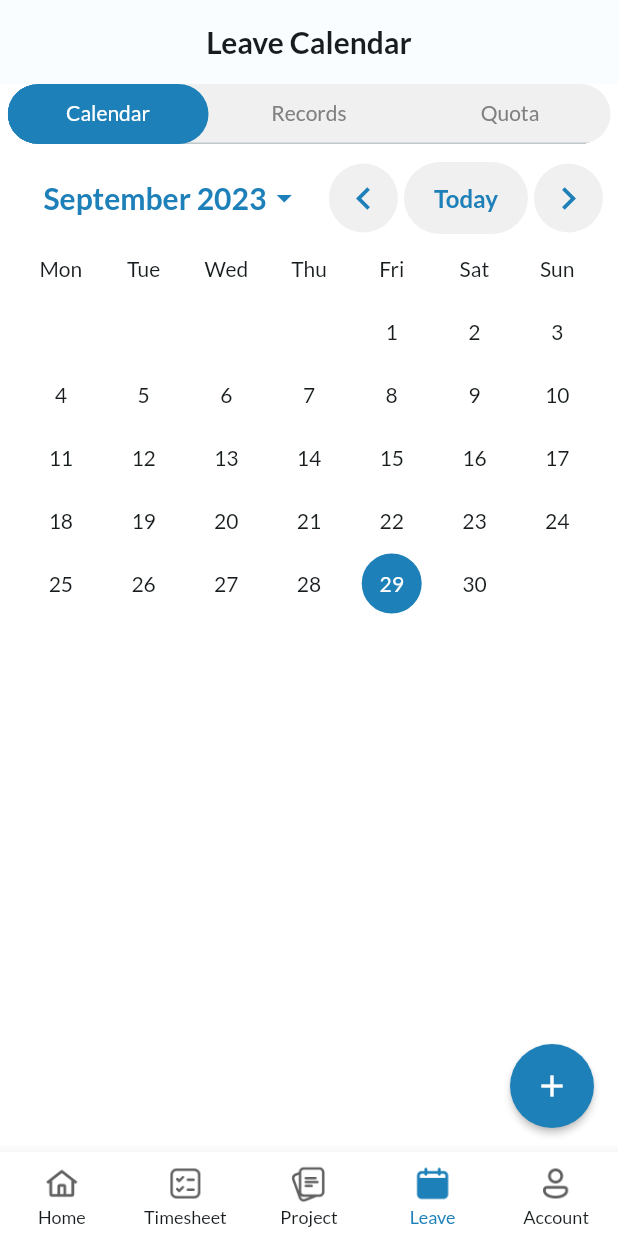
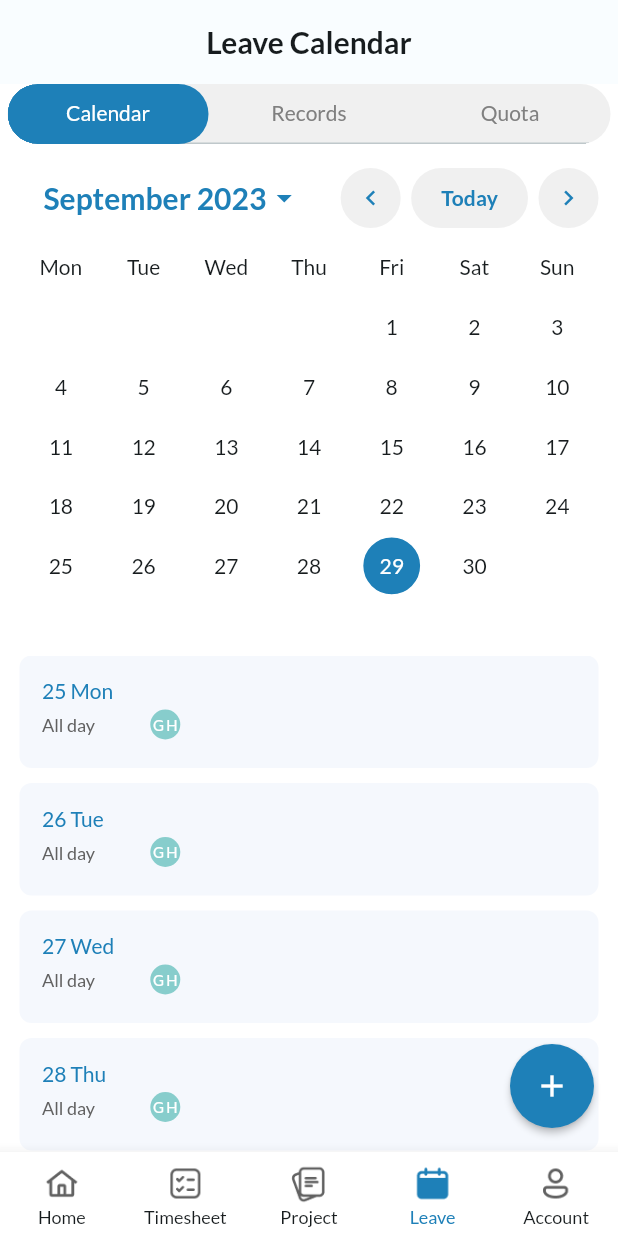
Before and after one commit to vlerbron/timesheet, a Flutter app: the screen it shows once a user with an empty profile is signed in, item 4 of the bottom bar chosen, on a phone screen of 412 x 824 dp. Run offline on Flutter 3.47's test engine with Material 2 defaults, Android fonts, the phone set to English and light mode, and no system bars; drawn by our look-alikes of scrollable_positioned_list; our stand-ins replace firebase_auth, firebase_core, flutter_riverpod, google_fonts; accounts and stored records are empty.

Commit message:
add leave of the selected week

```diff
--- /dev/null
+++ b/lib/models/employee_model.dart
@@ -0,0 +1,21 @@
+class Employee {
+  Employee(
+      {required this.firstName,
+      this.lastName,
+      required this.nickname,
+      required this.employeeStartDate})
+      : actualWorkPeriod = DateTime.now().difference(employeeStartDate);
+  String firstName;
+  String? lastName;
+  String nickname;
+  DateTime employeeStartDate;
+  Duration actualWorkPeriod;
+
+  String get avatarText {
+    String displayText = firstName[0].toUpperCase();
+    if (lastName != null) {
+      displayText += lastName![0].toUpperCase();
+    }
+    return displayText;
+  }
+}
--- /dev/null
+++ b/lib/models/leave_model.dart
@@ -0,0 +1,37 @@
+import 'dart:io';
+import 'package:flutter/material.dart';
+import 'package:timesheet/models/employee_model.dart';
+
+enum LeaveTypes { sick, annual, personal, special, withoutPay, holiday }
+
+Map<LeaveTypes, Color> leaveTypesColor = {
+  LeaveTypes.sick: const Color.fromRGBO(227, 141, 151, 1),
+  LeaveTypes.annual: const Color.fromRGBO(135, 205, 204, 1),
+  LeaveTypes.personal: const Color.fromRGBO(226, 212, 105, 1),
+  LeaveTypes.special: const Color.fromRGBO(173, 173, 173, 1),
+  LeaveTypes.withoutPay: const Color.fromRGBO(191, 132, 181, 1),
+  LeaveTypes.holiday: const Color.fromRGBO(244, 211, 209, 1)
+};
+
+enum LeaveHours { allday, morning, afternoon }
+
+class Leave {
+  Leave(
+      {required this.startDate,
+      required this.endDate,
+      required this.leaveHour,
+      required this.leaveType,
+      required this.employee}) {
+    totalLeaveDays = endDate.difference(startDate).inDays * 1.0;
+  }
+
+  DateTime startDate;
+  DateTime endDate;
+  LeaveTypes? leaveType;
+  bool? isUrgent;
+  LeaveHours? leaveHour;
+  String? taskDetails;
+  List<File>? attachment;
+  double? totalLeaveDays;
+  Employee employee;
+}
--- a/lib/pages/leave_tabs/calendar_tab.dart
+++ b/lib/pages/leave_tabs/calendar_tab.dart
@@ -1,8 +1,26 @@
 import 'package:flutter/material.dart';
+import 'package:flutter_riverpod/flutter_riverpod.dart';
+import 'package:timesheet/providers/selected_date_provider.dart';
 import 'package:timesheet/widgets/custom_calendar_date_picker.dart';
+import 'package:scrollable_positioned_list/scrollable_positioned_list.dart';
+import 'package:timesheet/widgets/leave/leave_listview.dart';
 
-class CalendarTab extends StatelessWidget {
+class CalendarTab extends ConsumerStatefulWidget {
   const CalendarTab({super.key});
+
+  @override
+  ConsumerState<CalendarTab> createState() => _CalendarTabState();
+}
+
+class _CalendarTabState extends ConsumerState<CalendarTab> {
+  late DateTime sundayOfTheweek;
+  final ItemScrollController itemScrollController = ItemScrollController();
+  final ScrollOffsetController scrollOffsetController =
+      ScrollOffsetController();
+  final ItemPositionsListener itemPositionsListener =
+      ItemPositionsListener.create();
+  final ScrollOffsetListener scrollOffsetListener =
+      ScrollOffsetListener.create();
 
   @override
   Widget build(BuildContext context) {
@@ -12,11 +30,25 @@ class CalendarTab extends StatelessWidget {
           height: 10,
         ),
         Expanded(
-            child: CustomCalendarDatePicker(
-                initialDate: DateTime.now(),
-                firstDate: DateTime(DateTime.now().year - 5),
-                lastDate: DateTime(DateTime.now().year + 5),
-                onDateChanged: (selectedDate) {})),
+          child: CustomCalendarDatePicker(
+              initialDate: DateTime.now(),
+              firstDate: DateTime(DateTime.now().year - 5),
+              lastDate: DateTime(DateTime.now().year + 5),
+              onDateChanged: (selectedDate) {
+                ref
+                    .read(selectedDateProvider.notifier)
+                    .onSelectDate(selectedDate);
+                itemScrollController.jumpTo(
+                  index: selectedDate.weekday - 1,
+                );
+              }),
+        ),
+        LeaveListView(
+          itemPositionsListener: itemPositionsListener,
+          itemScrollController: itemScrollController,
+          scrollOffsetController: scrollOffsetController,
+          scrollOffsetListener: scrollOffsetListener,
+        )
       ],
     );
   }
--- /dev/null
+++ b/lib/providers/leaves_provider.dart
@@ -0,0 +1,51 @@
+import 'package:flutter_riverpod/flutter_riverpod.dart';
+import 'package:timesheet/data/dummy_leaves.dart';
+import 'package:timesheet/providers/selected_date_provider.dart';
+
+final leavesProvider = Provider((ref) {
+  return dummyLeaves;
+});
+
+final filteredLeaveProvider = Provider((ref) {
+  final leaves = ref.watch(leavesProvider);
+  final sundayOfTheweek = ref.watch(selectedDateProvider);
+  final saturdayOfTheweek = sundayOfTheweek.add(const Duration(days: 6));
+  return leaves.where((leave) {
+    ///leave within this week
+    if ((leave.startDate.isAtSameMomentAs(sundayOfTheweek) ||
+            leave.startDate.isAfter(sundayOfTheweek)) &&
+        (leave.endDate.isAtSameMomentAs(saturdayOfTheweek) ||
+            leave.endDate.isBefore(saturdayOfTheweek))) {
+      return true;
+    }
+
+    ///leave start before and end after this week
+    else if ((leave.startDate.isAtSameMomentAs(sundayOfTheweek) ||
+            leave.startDate.isBefore(sundayOfTheweek)) &&
+        (leave.endDate.isAtSameMomentAs(saturdayOfTheweek) ||
+            leave.endDate.isAfter(saturdayOfTheweek))) {
+      return true;
+    }
+
+    ///leave start before and end within this week
+    else if ((leave.startDate.isAtSameMomentAs(sundayOfTheweek) ||
+            leave.startDate.isBefore(sundayOfTheweek)) &&
+        (leave.endDate.isAtSameMomentAs(saturdayOfTheweek) ||
+            leave.endDate.isBefore(saturdayOfTheweek)) &&
+        (leave.endDate.isAtSameMomentAs(sundayOfTheweek) ||
+            leave.endDate.isAfter(sundayOfTheweek))) {
+      return true;
+    }
+
+    ///leave start within this week and end after this week
+    else if ((leave.startDate.isAtSameMomentAs(sundayOfTheweek) ||
+            leave.startDate.isAfter(sundayOfTheweek)) &&
+        (leave.startDate.isAtSameMomentAs(saturdayOfTheweek) ||
+            leave.startDate.isBefore(saturdayOfTheweek)) &&
+        (leave.endDate.isAtSameMomentAs(saturdayOfTheweek) ||
+            leave.endDate.isAfter(saturdayOfTheweek))) {
+      return true;
+    }
+    return false;
+  }).toList();
+});
--- /dev/null
+++ b/lib/providers/selected_date_provider.dart
@@ -0,0 +1,17 @@
+import 'package:flutter_riverpod/flutter_riverpod.dart';
+
+class SelectedDateNotifier extends StateNotifier<DateTime> {
+  SelectedDateNotifier()
+      : super(DateTime(
+                DateTime.now().year, DateTime.now().month, DateTime.now().day)
+            .subtract(Duration(days: DateTime.now().weekday - 1)));
+
+  void onSelectDate(DateTime selectedDate) {
+    //state is the begining of the week(monday)
+    state = selectedDate.subtract(Duration(days: selectedDate.weekday - 1));
+  }
+}
+
+final selectedDateProvider =
+    StateNotifierProvider<SelectedDateNotifier, DateTime>(
+        (ref) => SelectedDateNotifier());
--- a/lib/widgets/custom_calendar_date_picker.dart
+++ b/lib/widgets/custom_calendar_date_picker.dart
@@ -770,9 +770,14 @@ class _MonthPickerState extends State<_MonthPicker> {
                 const Spacer(),
                 IconButton(
                   style: IconButton.styleFrom(
-                    backgroundColor: const Color.fromARGB(255, 240, 240, 240),
+                    backgroundColor: const Color.fromARGB(
+                      255,
+                      240,
+                      240,
+                      240,
+                    ),
                   ),
-                  icon: const Icon(Icons.chevron_left, size: 30),
+                  icon: const Icon(Icons.chevron_left, size: 20),
                   color: primaryColor,
                   tooltip: _isDisplayingFirstMonth
                       ? null
@@ -784,7 +789,7 @@ class _MonthPickerState extends State<_MonthPicker> {
                   width: 3,
                 ),
                 Container(
-                  height: 48,
+                  height: 40,
                   alignment: Alignment.center,
                   decoration: BoxDecoration(
                     borderRadius: BorderRadius.circular(30),
@@ -804,7 +809,7 @@ class _MonthPickerState extends State<_MonthPicker> {
                     },
                     child: Text(
                       'Today',
-                      style: Theme.of(context).textTheme.titleMedium!.copyWith(
+                      style: Theme.of(context).textTheme.titleSmall!.copyWith(
                             color: primaryColor,
                           ),
                     ),
@@ -817,7 +822,7 @@ class _MonthPickerState extends State<_MonthPicker> {
                   style: IconButton.styleFrom(
                     backgroundColor: const Color.fromARGB(255, 240, 240, 240),
                   ),
-                  icon: const Icon(Icons.chevron_right, size: 30),
+                  icon: const Icon(Icons.chevron_right, size: 20),
                   color: primaryColor,
                   tooltip: _isDisplayingLastMonth
                       ? null
--- /dev/null
+++ b/lib/widgets/leave/leave_hour_row.dart
@@ -0,0 +1,84 @@
+import 'package:flutter/material.dart';
+import 'package:timesheet/models/leave_model.dart';
+import 'package:timesheet/widgets/name_avatar.dart';
+
+class LeaveHourRow extends StatelessWidget {
+  const LeaveHourRow(
+      {super.key,
+      required this.leaveHours,
+      required this.leaves,
+      required this.currentDate});
+
+  final LeaveHours leaveHours;
+  final List<Leave> leaves;
+  final DateTime currentDate;
+
+  @override
+  Widget build(BuildContext context) {
+    return Visibility(
+      visible: currentDate.weekday < 6 && leaves.isNotEmpty, //1 - 5 is Mon-Fri
+      child: Container(
+        padding: const EdgeInsets.symmetric(vertical: 4),
+        child: Row(
+          children: [
+            Flexible(
+              flex: 1,
+              fit: FlexFit.tight,
+              child: Text(
+                _getLeaveHourDisplayText(leaveHours),
+                style: Theme.of(context)
+                    .textTheme
+                    .bodySmall!
+                    .copyWith(color: const Color.fromARGB(255, 97, 97, 97)),
+              ),
+            ),
+            Flexible(
+                flex: 4,
+                child: Row(
+                  children: _getDisplayAvatar(leaves),
+                )),
+          ],
+        ),
+      ),
+    );
+  }
+
+  String _getLeaveHourDisplayText(LeaveHours leaveHours) {
+    String leaveHourDisplayText;
+    if (leaveHours == LeaveHours.allday) {
+      leaveHourDisplayText = '${leaveHours.name[0].toUpperCase()}'
+          '${leaveHours.name.substring(1, 3)} '
+          '${leaveHours.name.substring(3)} ';
+    } else {
+      leaveHourDisplayText =
+          leaveHours.name[0].toUpperCase() + leaveHours.name.substring(1);
+    }
+
+    return leaveHourDisplayText;
+  }
+
+  List<Widget> _getDisplayAvatar(List<Leave> leaves) {
+    List<Widget> displayAvatar = [];
+    for (Leave leave in leaves) {
+      if (displayAvatar.length == 5) {
+        displayAvatar.add(
+          NameAvatar(
+            text: '+${leaves.length - 5}',
+            backgroundColor: Colors.white,
+            textColor: const Color.fromARGB(255, 128, 128, 128),
+          ),
+        );
+        break;
+      } else {
+        displayAvatar.add(
+          NameAvatar(
+            text: leave.employee.avatarText,
+            backgroundColor: leaveTypesColor[leave.leaveType]!,
+            textColor: Colors.white,
+          ),
+        );
+      }
+    }
+    return displayAvatar;
+  }
+}
--- /dev/null
+++ b/lib/widgets/leave/leave_listview.dart
@@ -0,0 +1,94 @@
+import 'package:flutter/material.dart';
+import 'package:flutter_riverpod/flutter_riverpod.dart';
+import 'package:intl/intl.dart';
+import 'package:timesheet/models/leave_model.dart';
+import 'package:timesheet/providers/leaves_provider.dart';
+import 'package:timesheet/widgets/leave/leave_hour_row.dart';
+import 'package:timesheet/providers/selected_date_provider.dart';
+import 'package:scrollable_positioned_list/scrollable_positioned_list.dart';
+
+final formatter = DateFormat('EEE');
+
+class LeaveListView extends ConsumerWidget {
+  const LeaveListView({
+    super.key,
+    required this.itemPositionsListener,
+    required this.itemScrollController,
+    required this.scrollOffsetController,
+    required this.scrollOffsetListener,
+  });
+
+  final ItemScrollController itemScrollController;
+  final ScrollOffsetController scrollOffsetController;
+  final ItemPositionsListener itemPositionsListener;
+  final ScrollOffsetListener scrollOffsetListener;
+
+  @override
+  Widget build(BuildContext context, WidgetRef ref) {
+    final leaveOfThisWeek = ref.watch(filteredLeaveProvider);
+    final mondayOfTheweek = ref.watch(selectedDateProvider);
+
+    return Expanded(
+      child: ScrollablePositionedList.builder(
+          itemScrollController: itemScrollController,
+          scrollOffsetController: scrollOffsetController,
+          itemPositionsListener: itemPositionsListener,
+          scrollOffsetListener: scrollOffsetListener,
+          itemCount: 7,
+          itemBuilder: (ctx, index) {
+            final currentDate = mondayOfTheweek.add(Duration(days: index));
+            return Container(
+              margin: const EdgeInsets.only(bottom: 10, left: 8, right: 8),
+              padding: const EdgeInsets.all(15.0),
+              decoration: const BoxDecoration(
+                  color: Color.fromARGB(255, 245, 248, 253),
+                  borderRadius: BorderRadius.all(Radius.circular(8))),
+              child: Column(
+                children: [
+                  Row(
+                    mainAxisAlignment: MainAxisAlignment.start,
+                    children: [
+                      Text(
+                        '${currentDate.day} ${formatter.format(currentDate)}',
+                        style: Theme.of(context).textTheme.bodyLarge!.copyWith(
+                              color: const Color.fromARGB(255, 30, 128, 184),
+                            ),
+                      ),
+                    ],
+                  ),
+                  LeaveHourRow(
+                    currentDate: currentDate,
+                    leaveHours: LeaveHours.allday,
+                    leaves: leaveOfThisWeek.where((leave) {
+                      return (leave.leaveHour == LeaveHours.allday &&
+                          (leave.startDate.isAtSameMomentAs(currentDate) ||
+                              leave.startDate.isBefore(currentDate)) &&
+                          (leave.endDate.isAtSameMomentAs(currentDate) ||
+                              leave.endDate.isAfter(currentDate)));
+                    }).toList(),
+                  ),
+                  LeaveHourRow(
+                    currentDate: currentDate,
+                    leaveHours: LeaveHours.afternoon,
+                    leaves: leaveOfThisWeek
+                        .where((leave) =>
+                            (leave.leaveHour == LeaveHours.afternoon &&
+                                leave.startDate.isAtSameMomentAs(currentDate)))
+                        .toList(),
+                  ),
+                  LeaveHourRow(
+                    currentDate: currentDate,
+                    leaveHours: LeaveHours.morning,
+                    leaves: leaveOfThisWeek
+                        .where((leave) =>
+                            (leave.leaveHour == LeaveHours.morning &&
+                                leave.startDate.isAtSameMomentAs(currentDate)))
+                        .toList(),
+                  ),
+                ],
+              ),
+            );
+          }),
+    );
+  }
+}
--- /dev/null
+++ b/lib/widgets/name_avatar.dart
@@ -0,0 +1,35 @@
+import 'package:flutter/material.dart';
+
+class NameAvatar extends StatelessWidget {
+  const NameAvatar(
+      {super.key,
+      required this.text,
+      required this.backgroundColor,
+      required this.textColor});
+
+  final String text;
+  final Color backgroundColor;
+  final Color textColor;
+
+  @override
+  Widget build(BuildContext context) {
+    return Container(
+      margin: const EdgeInsets.symmetric(horizontal: 1),
+      height: 20,
+      width: 20,
+      alignment: Alignment.center,
+      decoration: BoxDecoration(
+        color: backgroundColor,
+        borderRadius: BorderRadius.circular(10),
+      ),
+      child: Padding(
+        padding: const EdgeInsets.all(1.0),
+        child: Text(text,
+            style: Theme.of(context)
+                .textTheme
+                .labelSmall!
+                .copyWith(color: textColor)),
+      ),
+    );
+  }
+}
--- a/pubspec.yaml
+++ b/pubspec.yaml
@@ -42,6 +42,7 @@ dependencies:
   firebase_storage: ^11.2.7
   firebase_auth: ^4.10.0
   flutter_riverpod: ^2.4.0
+  scrollable_positioned_list: ^0.3.8
 
 dev_dependencies:
   flutter_test:
```
Also changed, not shown: lib/data/dummy_leaves.dart (added, +114 -0 lines), pubspec.lock.
